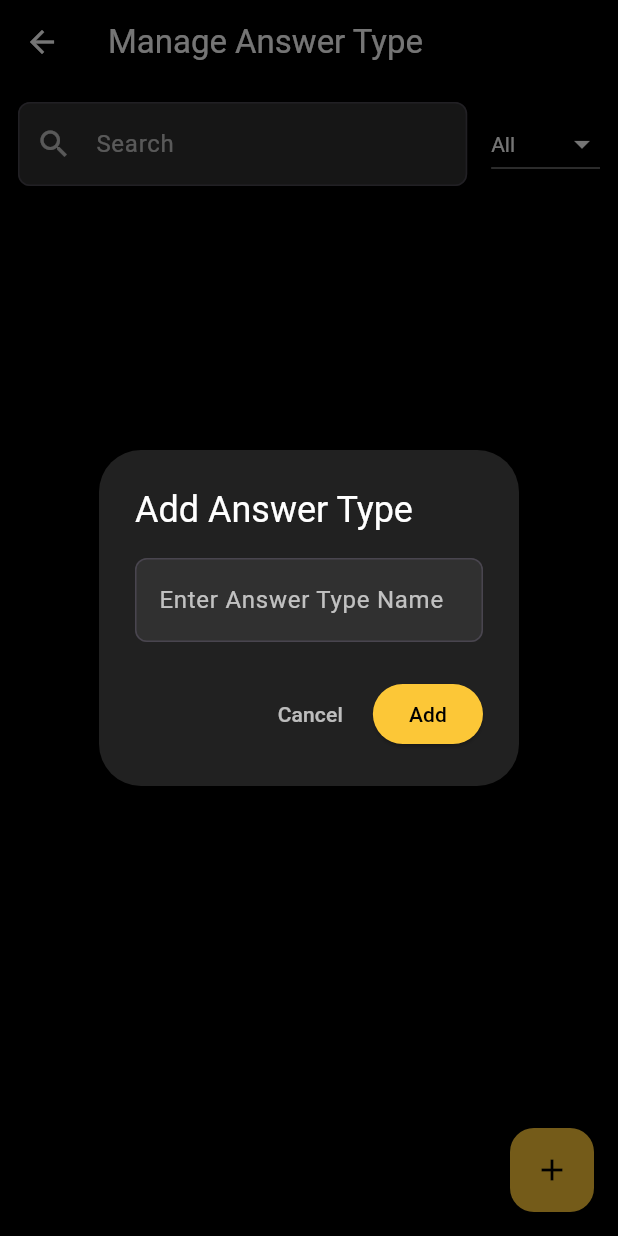
After one commit to notetechrepositories/VoiceFirstMobileApplication, a Flutter app: the ManageAnswerTypePage screen opened by its route, after a tap on the "add" icon, on a phone screen of 412 x 824 dp. The commit adds this screen. Run offline on Flutter 3.47's test engine with Material 3 defaults, Android fonts, the phone set to English and light mode, and no system bars; our stand-ins replace file_picker, google_sign_in, introduction_screen, speech_to_text; missing offline and left inert: mobile_scanner; network calls fail.

Commit message:
role completed and started answer type

```diff
--- /dev/null
+++ b/lib/Models/answer_model.dart
@@ -0,0 +1,19 @@
+class AnswerTypeModel {
+  String id;
+  String name;
+  bool status; // now mutable
+
+  AnswerTypeModel({required this.id, required this.name, required this.status});
+
+  factory AnswerTypeModel.fromJson(Map<String, dynamic> json) {
+    return AnswerTypeModel(
+      id: json['id'],
+      name: json['answerTypeName'],
+      status: json['status'],
+    );
+  }
+
+  Map<String, dynamic> toJson() {
+    return {'id': id, 'answerTypeName': name, 'status': status};
+  }
+}
--- /dev/null
+++ b/lib/Views/AnswerType/answer_type.dart
@@ -0,0 +1,315 @@
+import 'dart:convert';
+import 'package:flutter/material.dart';
+import 'package:http/http.dart' as http;
+import '../../Models/answer_model.dart';
+
+class ManageAnswerTypePage extends StatefulWidget {
+  @override
+  State<ManageAnswerTypePage> createState() => _ManageAnswerTypePageState();
+}
+
+class _ManageAnswerTypePageState extends State<ManageAnswerTypePage> {
+  List<AnswerTypeModel> _answerTypes = [];
+  List<AnswerTypeModel> _filtered = [];
+  Set<String> _selectedIds = {};
+
+  final _searchController = TextEditingController();
+  String _statusFilter = "All";
+
+  @override
+  void initState() {
+    super.initState();
+    _fetchAnswerTypes();
+  }
+
+  Future<void> _fetchAnswerTypes() async {
+    final res = await http.get(
+      Uri.parse('http://192.168.0.202:8022/api/answer-type/all'),
+    );
+    if (res.statusCode == 200) {
+      final data = jsonDecode(res.body);
+      final List list = data['data'];
+      setState(() {
+        _answerTypes = list.map((e) => AnswerTypeModel.fromJson(e)).toList();
+        _applyFilters();
+      });
+    }
+  }
+
+  void _applyFilters() {
+    setState(() {
+      _filtered = _answerTypes.where((item) {
+        final matchesText = item.name.toLowerCase().contains(
+          _searchController.text.toLowerCase(),
+        );
+        final matchesStatus =
+            _statusFilter == 'All' ||
+            (_statusFilter == 'Active' && item.status) ||
+            (_statusFilter == 'Inactive' && !item.status);
+        return matchesText && matchesStatus;
+      }).toList();
+    });
+  }
+
+  Future<void> _showAddEditDialog({AnswerTypeModel? existing}) async {
+    final controller = TextEditingController(text: existing?.name ?? '');
+    final isEditing = existing != null;
+
+    await showDialog(
+      context: context,
+      builder: (ctx) {
+        return AlertDialog(
+          backgroundColor: Colors.grey[900],
+          title: Text(
+            isEditing ? 'Edit Answer Type' : 'Add Answer Type',
+            style: TextStyle(color: Colors.white),
+          ),
+          content: TextField(
+            controller: controller,
+            style: TextStyle(color: Colors.white),
+            decoration: InputDecoration(
+              hintText: "Enter Answer Type Name",
+              hintStyle: TextStyle(color: Colors.white70),
+              filled: true,
+              fillColor: Colors.grey[850],
+              border: OutlineInputBorder(
+                borderRadius: BorderRadius.circular(8),
+              ),
+            ),
+          ),
+          actions: [
+            TextButton(
+              onPressed: () => Navigator.pop(ctx),
+              child: Text("Cancel", style: TextStyle(color: Colors.white70)),
+            ),
+            ElevatedButton(
+              style: ElevatedButton.styleFrom(
+                backgroundColor: Color(0xFFFCC737),
+                foregroundColor: Colors.black,
+              ),
+              onPressed: () async {
+                final name = controller.text.trim();
+                if (name.isEmpty) return;
+
+                final body = jsonEncode({'answerTypeName': name});
+                final url = Uri.parse(
+                  'http://192.168.0.202:8022/api/answer-type',
+                );
+
+                final res = isEditing
+                    ? await http.put(
+                        url,
+                        headers: {'Content-Type': 'application/json'},
+                        body: jsonEncode({
+                          'id': existing!.id,
+                          'answerTypeName': name,
+                          'status': existing.status,
+                        }),
+                      )
+                    : await http.post(
+                        url,
+                        headers: {'Content-Type': 'application/json'},
+                        body: body,
+                      );
+
+                if (res.statusCode == 200 || res.statusCode == 201) {
+                  Navigator.pop(ctx);
+                  await _fetchAnswerTypes();
+                }
+              },
+              child: Text(isEditing ? 'Save Changes' : 'Add'),
+            ),
+          ],
+        );
+      },
+    );
+  }
+
+  Future<void> _toggleAnswerStatus(AnswerTypeModel answer) async {
+    final newStatus = !answer.status;
+    final url = Uri.parse('http://192.168.0.202:8022/api/answer-type');
+    final body = jsonEncode({"id": answer.id, "status": newStatus});
+
+    final response = await http.patch(
+      url,
+      headers: {'Content-Type': 'application/json'},
+      body: body,
+    );
+
+    if (response.statusCode == 200) {
+      final result = jsonDecode(response.body);
+      if (result['isSuccess']) {
+        setState(() {
+          answer.status = newStatus;
+          _applyFilters();
+        });
+        ScaffoldMessenger.of(
+          context,
+        ).showSnackBar(SnackBar(content: Text("Status updated")));
+      }
+    }
+  }
+
+  Future<void> _deleteSelected() async {
+    if (_selectedIds.isEmpty) return;
+
+    final confirm = await showDialog<bool>(
+      context: context,
+      builder: (ctx) => AlertDialog(
+        title: Text("Confirm Bulk Delete"),
+        content: Text("Are you sure you want to delete selected items?"),
+        actions: [
+          TextButton(
+            child: Text("Cancel"),
+            onPressed: () => Navigator.pop(ctx, false),
+          ),
+          ElevatedButton(
+            child: Text("Delete"),
+            onPressed: () => Navigator.pop(ctx, true),
+          ),
+        ],
+      ),
+    );
+
+    if (confirm != true) return;
+
+    final url = Uri.parse('http://192.168.0.202:8022/api/answer-type');
+    final res = await http.delete(
+      url,
+      headers: {'Content-Type': 'application/json'},
+      body: jsonEncode(_selectedIds.toList()),
+    );
+
+    if (res.statusCode == 200) {
+      setState(() {
+        _answerTypes.removeWhere((e) => _selectedIds.contains(e.id));
+        _selectedIds.clear();
+        _applyFilters();
+      });
+      ScaffoldMessenger.of(
+        context,
+      ).showSnackBar(SnackBar(content: Text("Items deleted")));
+    }
+  }
+
+  @override
+  Widget build(BuildContext context) {
+    return Scaffold(
+      backgroundColor: Colors.black,
+      appBar: AppBar(
+        title: Text('Manage Answer Type'),
+        backgroundColor: Colors.black,
+        foregroundColor: Colors.white,
+        actions: [
+          if (_selectedIds.isNotEmpty)
+            IconButton(
+              icon: Icon(Icons.delete_forever),
+              onPressed: _deleteSelected,
+            ),
+        ],
+      ),
+      floatingActionButton: FloatingActionButton(
+        onPressed: () => _showAddEditDialog(),
+        backgroundColor: Color(0xFFFCC737),
+        foregroundColor: Colors.black,
+        child: Icon(Icons.add),
+      ),
+      body: Padding(
+        padding: const EdgeInsets.all(12),
+        child: Column(
+          children: [
+            Row(
+              children: [
+                Expanded(
+                  child: TextField(
+                    controller: _searchController,
+                    style: TextStyle(color: Colors.white),
+                    onChanged: (_) => _applyFilters(),
+                    decoration: InputDecoration(
+                      hintText: "Search",
+                      hintStyle: TextStyle(color: Colors.white70),
+                      prefixIcon: Icon(Icons.search, color: Colors.white70),
+                      filled: true,
+                      fillColor: Colors.grey[850],
+                      border: OutlineInputBorder(
+                        borderRadius: BorderRadius.circular(8),
+                      ),
+                    ),
+                  ),
+                ),
+                SizedBox(width: 16),
+                DropdownButton<String>(
+                  dropdownColor: Colors.grey[900],
+                  value: _statusFilter,
+                  iconEnabledColor: Colors.white,
+                  style: TextStyle(color: Colors.white),
+                  items: ['All', 'Active', 'Inactive']
+                      .map((e) => DropdownMenuItem(value: e, child: Text(e)))
+                      .toList(),
+                  onChanged: (val) {
+                    setState(() => _statusFilter = val!);
+                    _applyFilters();
+                  },
+                ),
+              ],
+            ),
+            const SizedBox(height: 12),
+            Expanded(
+              child: _filtered.isEmpty
+                  ? Center(
+                      child: Text(
+                        'No Answer Types Found',
+                        style: TextStyle(color: Colors.white70),
+                      ),
+                    )
+                  : ListView.builder(
+                      itemCount: _filtered.length,
+                      itemBuilder: (ctx, i) {
+                        final answer = _filtered[i];
+                        final isSelected = _selectedIds.contains(answer.id);
+                        return Card(
+                          color: Colors.grey[900],
+                          child: ListTile(
+                            leading: Checkbox(
+                              value: isSelected,
+                              onChanged: (val) {
+                                setState(() {
+                                  if (val == true) {
+                                    _selectedIds.add(answer.id);
+                                  } else {
+                                    _selectedIds.remove(answer.id);
+                                  }
+                                });
+                              },
+                            ),
+                            title: Text(
+                              answer.name,
+                              style: TextStyle(color: Colors.white),
+                            ),
+                            trailing: Row(
+                              mainAxisSize: MainAxisSize.min,
+                              children: [
+                                Switch(
+                                  value: answer.status,
+                                  onChanged: (_) => _toggleAnswerStatus(answer),
+                                  activeColor: Colors.greenAccent,
+                                  inactiveThumbColor: Colors.redAccent,
+                                ),
+                                IconButton(
+                                  icon: Icon(Icons.edit, color: Colors.amber),
+                                  onPressed: () =>
+                                      _showAddEditDialog(existing: answer),
+                                ),
+                              ],
+                            ),
+                          ),
+                        );
+                      },
+                    ),
+            ),
+          ],
+        ),
+      ),
+    );
+  }
+}
--- a/lib/main.dart
+++ b/lib/main.dart
@@ -4,6 +4,7 @@ import 'package:voicefirst/Views/Roles/role_screen.dart';
 import 'package:voicefirst/Views/Splash/splash_screen.dart';
 
 import 'Views/AdminSide/BusinessActivty/business_activity.dart';
+import 'Views/AnswerType/answer_type.dart';
 import 'Views/Dashboard/user_home_screen.dart';
 
 void main() {
@@ -23,6 +24,7 @@ class MyApp extends StatelessWidget {
         "system-business-activity": (context) => AddBusinessactivity(),
         "/admin/admin-dashboard": (context) => Userhomescreen(),
         "country": (context) => CountryView(),
+        "system-answer-type": (context) => ManageAnswerTypePage(),
       },
     );
   }
```
Also changed, not shown: lib/Views/Roles/add_role.dart (+11 -13 lines).
